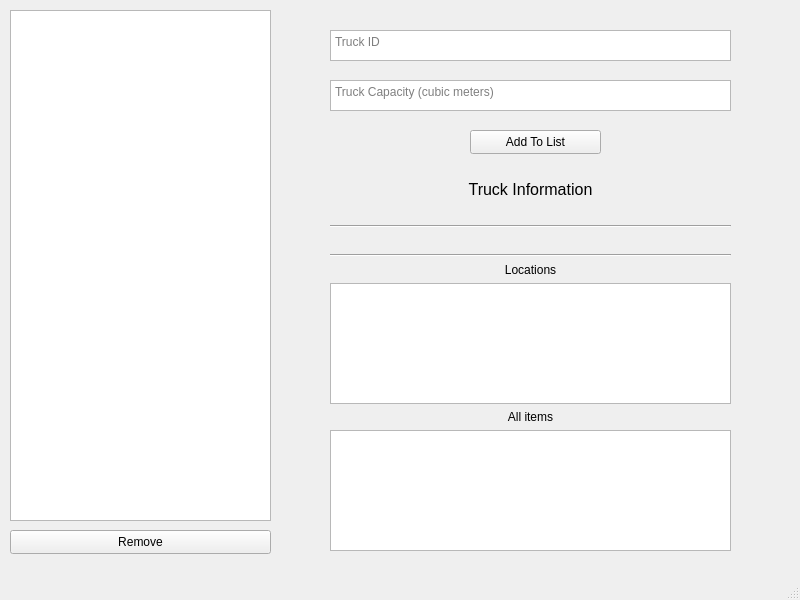
DhirajWishal/DeliveryPlanningTool, file Source/ManageTrucks.ui: the form before one commit.
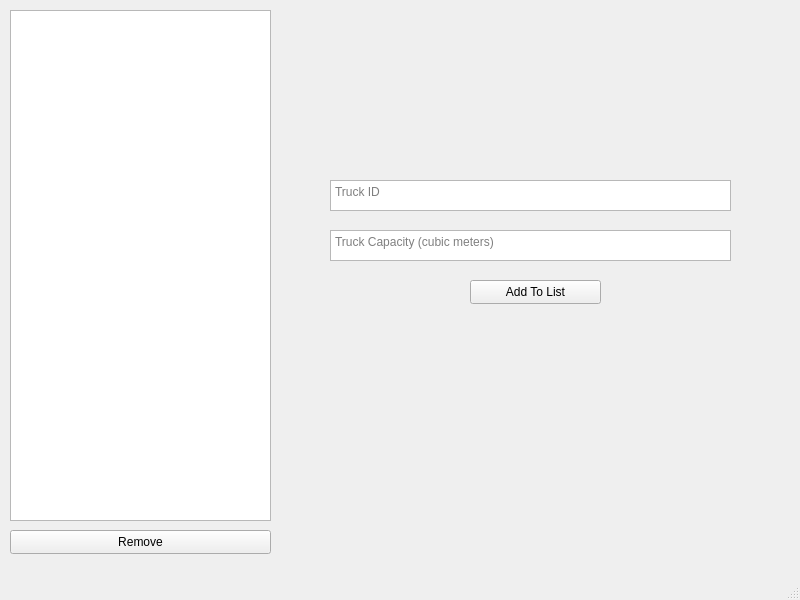
The form after the commit.

```diff
--- a/Source/ManageTrucks.ui
+++ b/Source/ManageTrucks.ui
@@ -41,7 +41,7 @@
     <property name="geometry">
      <rect>
       <x>330</x>
-      <y>30</y>
+      <y>180</y>
       <width>401</width>
       <height>31</height>
      </rect>
@@ -54,7 +54,7 @@
     <property name="geometry">
      <rect>
       <x>330</x>
-      <y>80</y>
+      <y>230</y>
       <width>401</width>
       <height>31</height>
      </rect>
@@ -67,7 +67,7 @@
     <property name="geometry">
      <rect>
       <x>470</x>
-      <y>130</y>
+      <y>280</y>
       <width>131</width>
       <height>24</height>
      </rect>
@@ -76,93 +76,6 @@
      <string>Add To List</string>
     </property>
    </widget>
-   <widget class="QWidget" name="verticalLayoutWidget">
-    <property name="geometry">
-     <rect>
-      <x>330</x>
-      <y>180</y>
-      <width>401</width>
-      <height>371</height>
-     </rect>
-    </property>
-    <layout class="QVBoxLayout" name="verticalLayout">
-     <item>
-      <widget class="QLabel" name="label_3">
-       <property name="font">
-        <font>
-         <pointsize>12</pointsize>
-        </font>
-       </property>
-       <property name="text">
-        <string>Truck Information</string>
-       </property>
-       <property name="alignment">
-        <set>Qt::AlignCenter</set>
-       </property>
-      </widget>
-     </item>
-     <item>
-      <widget class="QLabel" name="labelTruckID">
-       <property name="text">
-        <string/>
-       </property>
-       <property name="alignment">
-        <set>Qt::AlignCenter</set>
-       </property>
-      </widget>
-     </item>
-     <item>
-      <widget class="Line" name="line_2">
-       <property name="orientation">
-        <enum>Qt::Horizontal</enum>
-       </property>
-      </widget>
-     </item>
-     <item>
-      <widget class="QLabel" name="labelTruckCapacity">
-       <property name="text">
-        <string/>
-       </property>
-       <property name="alignment">
-        <set>Qt::AlignCenter</set>
-       </property>
-      </widget>
-     </item>
-     <item>
-      <widget class="Line" name="line">
-       <property name="orientation">
-        <enum>Qt::Horizontal</enum>
-       </property>
-      </widget>
-     </item>
-     <item>
-      <widget class="QLabel" name="label">
-       <property name="text">
-        <string>Locations</string>
-       </property>
-       <property name="alignment">
-        <set>Qt::AlignCenter</set>
-       </property>
-      </widget>
-     </item>
-     <item>
-      <widget class="QListWidget" name="locationList"/>
-     </item>
-     <item>
-      <widget class="QLabel" name="label_2">
-       <property name="text">
-        <string>All items</string>
-       </property>
-       <property name="alignment">
-        <set>Qt::AlignCenter</set>
-       </property>
-      </widget>
-     </item>
-     <item>
-      <widget class="QListWidget" name="itemList"/>
-     </item>
-    </layout>
-   </widget>
   </widget>
   <widget class="QMenuBar" name="menubar">
    <property name="geometry">
```
